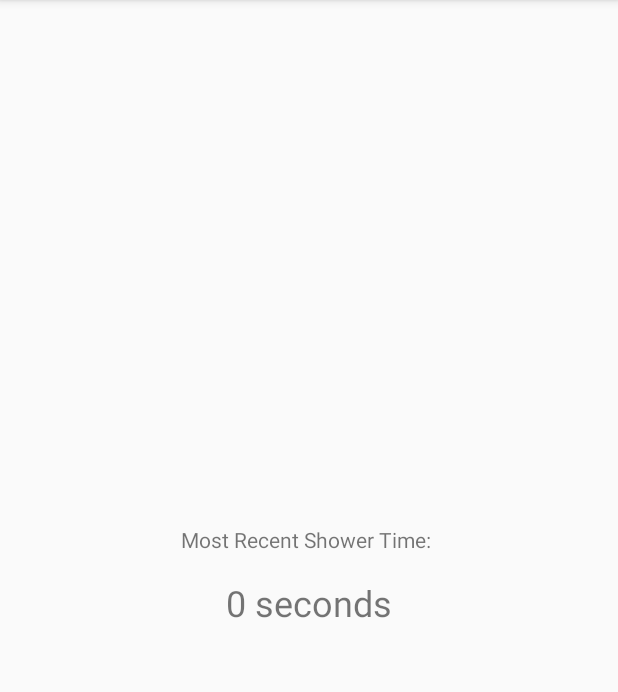
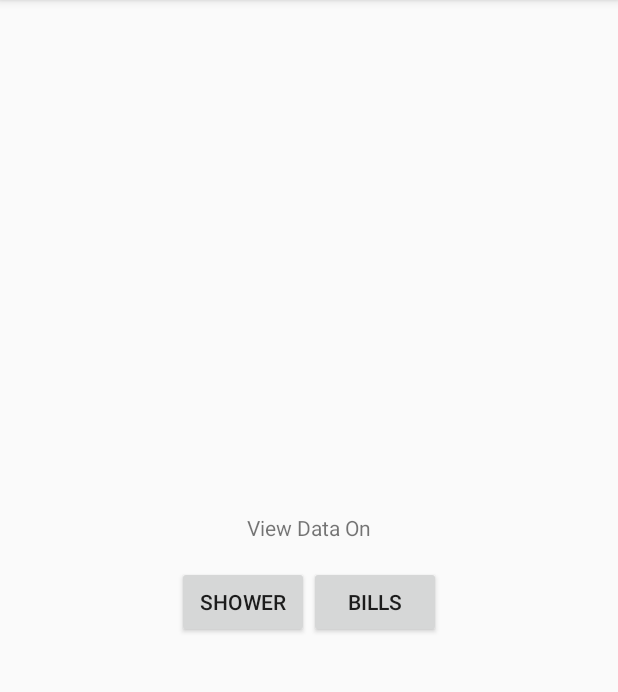
Before and after one commit to mvassos/ecoBuddy, an Android app: the DataAnalytics screen opened directly, with no data from a screen before it, on a phone screen of 412 x 824 dp, the part 84-776 px from its top. Run offline under Robolectric (Android 15) with nearby library versions, the phone set to English and light mode, and no system bars; our stand-ins replace Firebase (no records; nobody signed in at launch, a user with empty details on screens opened directly); 1 statement that could not run was skipped.

Commit message:
Firebase accepts multiple times for each user, began working on data visualization

```diff
--- a/app/src/main/java/ecobuddy/cmps121/ecobuddy/DataAnalytics.java
+++ b/app/src/main/java/ecobuddy/cmps121/ecobuddy/DataAnalytics.java
@@ -40,7 +40,7 @@ public class DataAnalytics extends AppCompatActivity {
 
     }
 
-    @Override
+    /*@Override
     protected void onStart() {
         super.onStart();
 
@@ -60,5 +60,5 @@ public class DataAnalytics extends AppCompatActivity {
                 throw databaseError.toException();
             }
         });
-    }
+    }*/
 }
--- a/app/src/main/res/layout/data_analytics_activity.xml
+++ b/app/src/main/res/layout/data_analytics_activity.xml
@@ -12,15 +12,30 @@
     <TextView
         android:layout_width="wrap_content"
         android:layout_height="wrap_content"
-        android:text="Most Recent Shower Time: "/>
+        android:text="View Data On"/>
 
-    <TextView
-        android:id="@+id/TextView_showerTime"
-        android:layout_width="wrap_content"
+    <LinearLayout
+        android:layout_width="match_parent"
         android:layout_height="wrap_content"
-        android:paddingTop="16dp"
-        android:textSize="24sp"
-        android:text=" seconds"
-        />
+        android:orientation="horizontal"
+        android:gravity="center"
+        android:paddingTop="16dp">
+
+        <Button
+            android:layout_width="wrap_content"
+            android:layout_height="wrap_content"
+            android:id="@+id/button_view_showerData"
+            android:text="Shower"/>
+
+        <Button
+            android:layout_width="wrap_content"
+            android:layout_height="wrap_content"
+            android:id="@+id/button_view_billData"
+            android:text="Bills"/>
+
+
+    </LinearLayout>
+
+
 
 </LinearLayout>
```
Also changed, not shown: app/src/main/java/ecobuddy/cmps121/ecobuddy/ShowerTimer.java (+43 -2 lines).
